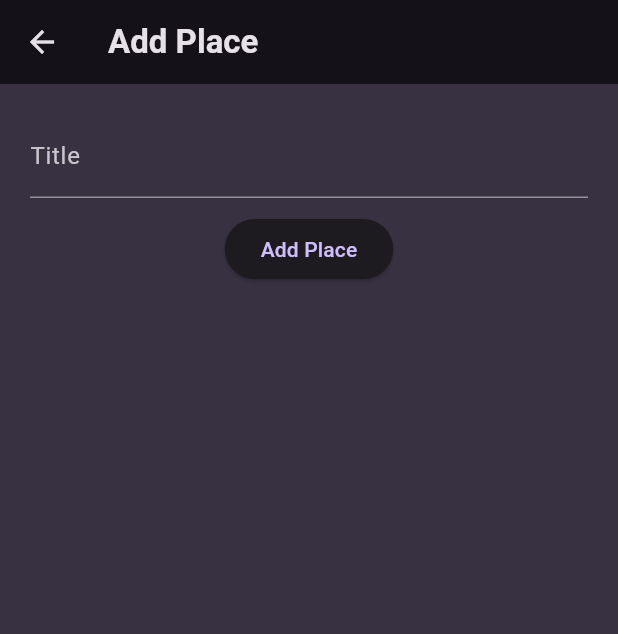
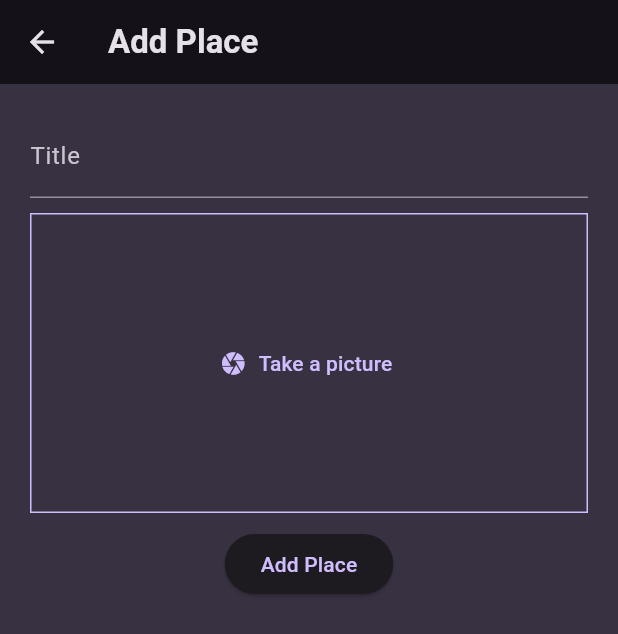
Before and after one commit to sharmakeshav10/Flutter_mini-proejcts, a Flutter app: the AddPlaceScreen screen opened directly, on a phone screen of 412 x 824 dp. Shown: the top 634 px of the screen. Run offline on Flutter 3.47's test engine with Material 3 defaults, Android fonts, the phone set to English and light mode, and no system bars; our stand-ins replace battery, device_info, flutter_riverpod, google_fonts, transparent_image.

Commit message:
image input widget UI for adding a picture

```diff
--- a/favorite_places/lib/screens/add_place.dart
+++ b/favorite_places/lib/screens/add_place.dart
@@ -1,4 +1,5 @@
 import 'package:favorite_places/providers/user_places.dart';
+import 'package:favorite_places/widgets/image_input.dart';
 import 'package:flutter/material.dart';
 import 'package:flutter_riverpod/flutter_riverpod.dart';
 
@@ -47,6 +48,10 @@ class _AddPlaceScreenState extends ConsumerState<AddPlaceScreen> {
             SizedBox(
               height: 10,
             ),
+            ImageInput(),
+            SizedBox(
+              height: 10,
+            ),
             ElevatedButton(
               onPressed: savePlace,
               child: Text('Add Place'),
--- /dev/null
+++ b/favorite_places/lib/widgets/image_input.dart
@@ -0,0 +1,28 @@
+import 'package:flutter/material.dart';
+
+class ImageInput extends StatefulWidget {
+  ImageInput({super.key});
+
+  @override
+  State<ImageInput> createState() {
+    return _ImageInputState();
+  }
+}
+
+class _ImageInputState extends State<ImageInput> {
+  @override
+  Widget build(BuildContext context) {
+    return Container(
+      decoration: BoxDecoration(
+          border: Border.all(
+              width: 1, color: Theme.of(context).colorScheme.primary)),
+      height: 200,
+      width: double.infinity,
+      child: TextButton.icon(
+        icon: Icon(Icons.camera),
+        onPressed: () {},
+        label: Text('Take a picture'),
+      ),
+    );
+  }
+}
```
